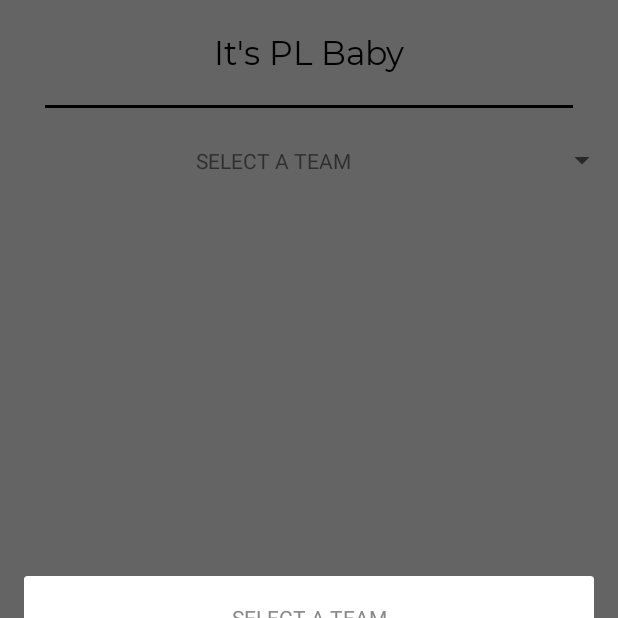
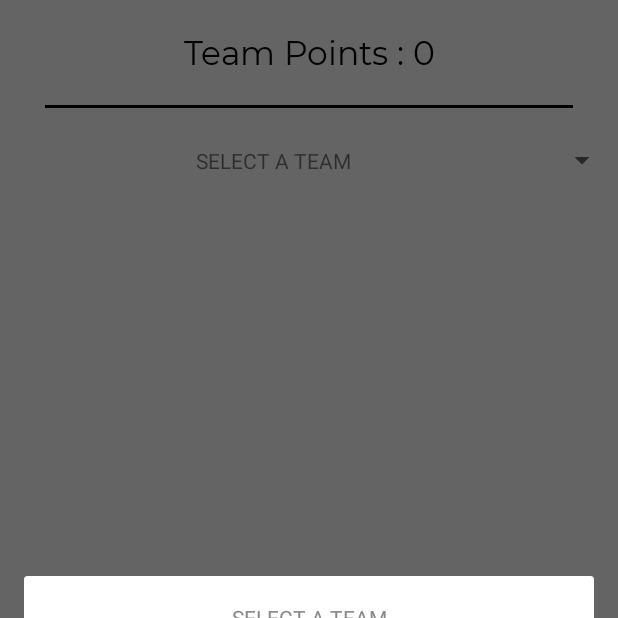
Before and after one commit to mrchaos10/PLAuction, an Android app: the fragment TeamsFragment shown on its own in the app's theme, after a tap on "SELECT A TEAM", on a phone screen of 412 x 824 dp, the top half of it. Run offline under Robolectric (Android 15) with nearby library versions, the light colour scheme and no system bars; our stand-ins replace Shimmer, Volley; network calls fail; 5 statements that could not run were skipped.

Commit message:
TeamsFragment done

```diff
--- a/app/src/main/java/com/example/plauction/Fragments/TeamsFragment.java
+++ b/app/src/main/java/com/example/plauction/Fragments/TeamsFragment.java
@@ -10,6 +10,7 @@ import android.view.ViewGroup;
 import android.widget.AdapterView;
 import android.widget.RelativeLayout;
 import android.widget.Spinner;
+import android.widget.TextView;
 
 import androidx.annotation.NonNull;
 import androidx.annotation.Nullable;
@@ -45,6 +46,7 @@ public class TeamsFragment extends Fragment {
 
     Context context;
     Activity activity;
+    private TextView teamPoints;
     private RecyclerView playerRecyclerView;
     private ShimmerFrameLayout shimmerFrameLayout;
     private NestedScrollView playersNestedScrollView;
@@ -86,7 +88,8 @@ public class TeamsFragment extends Fragment {
                 }
                 else {
                     // SELECTION LOGIC MAKE POST VOLLEY
-                    Log.i("SUM", CommonFunctions.getTeamTotalSum(selectedTeamPlayers)+"");
+                    //Log.i("SUM", CommonFunctions.getTeamTotalSum(selectedTeamPlayers)+"");
+                    teamPoints.setText(selectedTeamName+" Points : "+CommonFunctions.getTeamTotalSum(selectedTeamPlayers));
                     playersNestedScrollView.setVisibility(View.VISIBLE);
                     playersAdapter = new PlayersAdapter(getActivity(),selectedTeamPlayers,CommonFunctions.getPlayerIdToElementMap_());
                     playerRecyclerView.setLayoutManager(new LinearLayoutManager(getContext()));
@@ -145,7 +148,7 @@ public class TeamsFragment extends Fragment {
         spinner = inflated_frag.findViewById(R.id.spinnerTeamName);
         playerRecyclerView=(RecyclerView) inflated_frag.findViewById(R.id.playersRecyclerView);
         playersNestedScrollView=(NestedScrollView)inflated_frag.findViewById(R.id.playersNestedScrollView);
-
+        teamPoints=(TextView) inflated_frag.findViewById(R.id.TeamPoints);
         String auctionTeamsString=getArguments().getString("AUCTION_TEAMS");
         Type listType = new TypeToken<List<AuctionTeamsEntity>>() {}.getType();
         auctionTeamsEntitiesList=gson.fromJson(auctionTeamsString,listType);
--- a/app/src/main/res/layout/fragment_details.xml
+++ b/app/src/main/res/layout/fragment_details.xml
@@ -24,10 +24,10 @@
 
 
         <TextView
-            android:id="@+id/appTitle"
+            android:id="@+id/TeamPoints"
             android:layout_width="match_parent"
             android:layout_height="50dp"
-            android:text="It's PL Baby"
+            android:text="Team Points : 0"
             android:textSize="22sp"
             android:gravity="center"
             android:textColor="#000000"
@@ -39,7 +39,7 @@
             android:id="@+id/line1"
             android:layout_width="match_parent"
             android:layout_height="2dp"
-            android:layout_below="@+id/appTitle"
+            android:layout_below="@+id/TeamPoints"
             android:background="#000000"
             android:layout_marginStart="30dp"
             android:layout_marginEnd="30dp"
--- a/app/src/main/res/layout/playergameweekdetails_layout.xml
+++ b/app/src/main/res/layout/playergameweekdetails_layout.xml
@@ -3,7 +3,7 @@
     xmlns:app="http://schemas.android.com/apk/res-auto"
     xmlns:card_view="http://schemas.android.com/apk/res-auto"
     xmlns:tools="http://schemas.android.com/tools"
-    android:layout_width="350dp"
+    android:layout_width="320dp"
     android:layout_height="30dp"
     android:layout_marginStart="20dp"
     android:layout_marginEnd="20dp"
@@ -18,7 +18,7 @@
 
     <androidx.constraintlayout.widget.ConstraintLayout
         android:id="@+id/playerHistoryLayout"
-        android:layout_width="350dp"
+        android:layout_width="320dp"
         android:layout_height="wrap_content"
         android:addStatesFromChildren="true"
         android:layout_margin="5dp"
@@ -104,7 +104,7 @@
         <TextView
             android:id="@+id/gameweekPoints"
             android:layout_width="30dp"
-            android:layout_margin="70dp"
+            android:layout_margin="10dp"
             android:layout_height="20dp"
             android:gravity="center"
             android:maxLines="2"
```
Also changed, not shown: app/src/main/res/layout/players_adapter.xml (+4 -4 lines), app/src/main/res/drawable/player_image.png.
